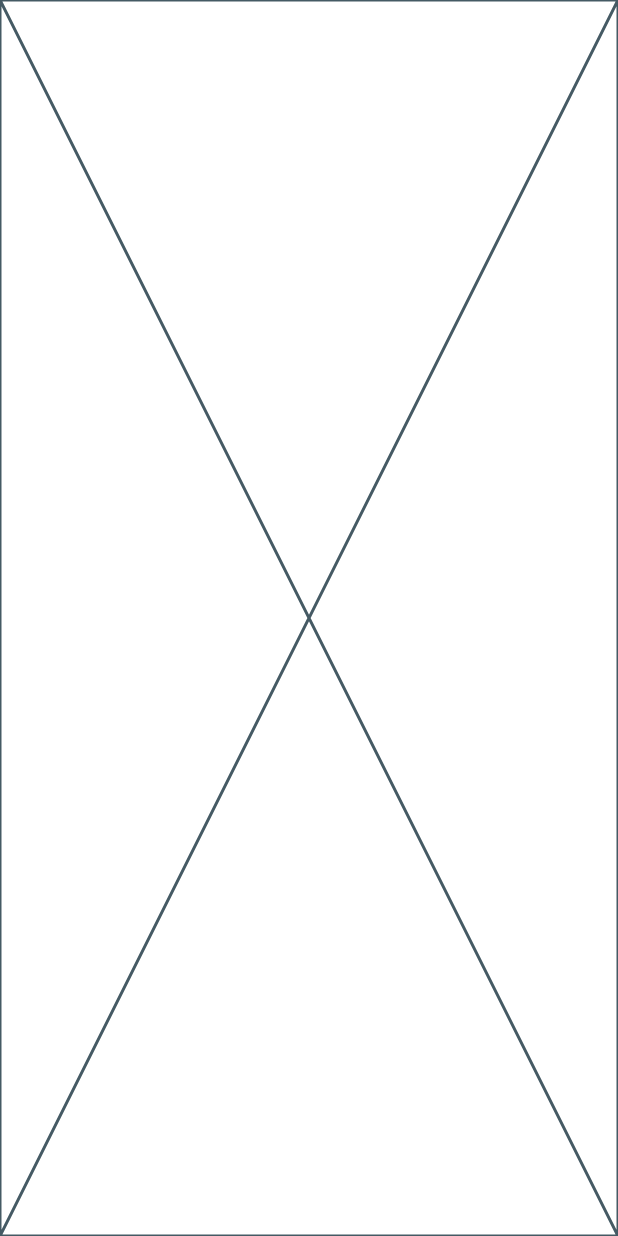
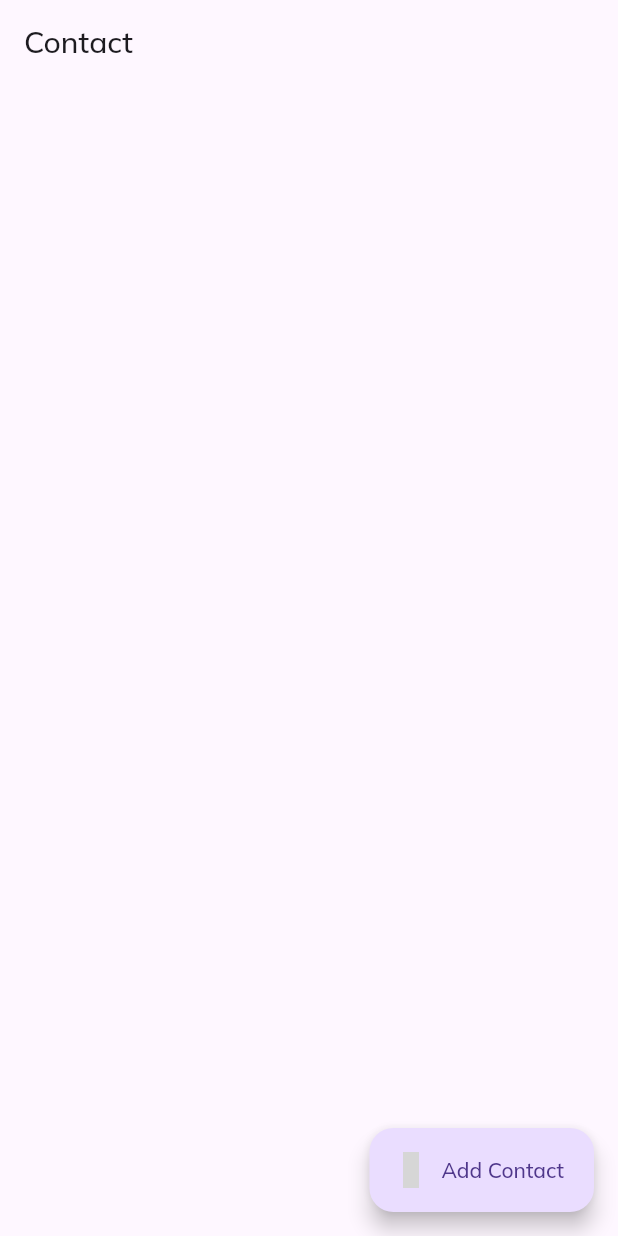
Before and after one commit to vijeth-simha/flutter_ui_playground, a Flutter app: the screen it shows after launch, on a phone screen of 412 x 824 dp. Run offline on Flutter 3.47's test engine with Material 2 defaults, Android fonts, the light colour scheme and no system bars; our stand-ins replace firebase_core, google_fonts, iconly, ionicons; accounts and stored records are empty; grey boxes are pictures that could not be loaded.

Commit message:
add contact page is done

```diff
--- a/lib/pages/home_page.dart
+++ b/lib/pages/home_page.dart
@@ -1,10 +1,28 @@
-import 'package:flutter/widgets.dart';
+import 'package:flutter/material.dart';
+import 'package:flutter_ui_playground/pages/add_contact_page.dart';
+import 'package:iconly/iconly.dart';
 
 class HomePage extends StatelessWidget {
   const HomePage({super.key});
 
   @override
   Widget build(BuildContext context) {
-    return const Placeholder();
+    return Scaffold(
+      appBar: AppBar(
+        title: const Text("Contact"),
+      ),
+      floatingActionButton: FloatingActionButton.extended(
+        onPressed: () {
+          Navigator.push(
+            context,
+            MaterialPageRoute(
+              builder: (context) => const AddContactPage(),
+            ),
+          );
+        },
+        label: const Text("Add Contact"),
+        icon: const Icon(IconlyBroken.document),
+      ),
+    );
   }
 }
```
Also changed, not shown: lib/pages/add_contact_page.dart (added, +14 -0 lines), 1 other file.
